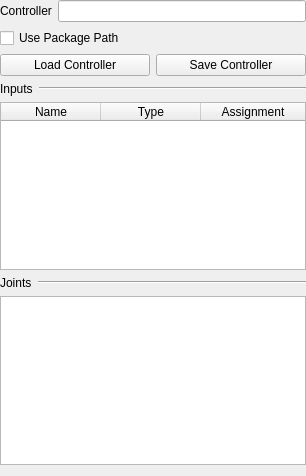
Old version of the form ui/controller_widget.ui in the repository ARoefer/giskard_ide.
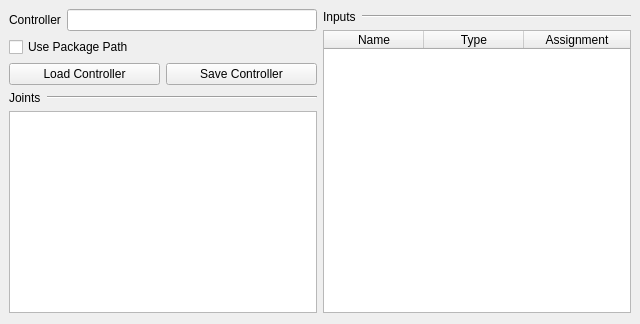
New version of the form.

```diff
--- a/ui/controller_widget.ui
+++ b/ui/controller_widget.ui
@@ -6,21 +6,32 @@
    <rect>
     <x>0</x>
     <y>0</y>
-    <width>306</width>
-    <height>476</height>
+    <width>640</width>
+    <height>324</height>
    </rect>
   </property>
+  <property name="sizePolicy">
+   <sizepolicy hsizetype="Minimum" vsizetype="Minimum">
+    <horstretch>0</horstretch>
+    <verstretch>0</verstretch>
+   </sizepolicy>
+  </property>
   <property name="windowTitle">
    <string>Form</string>
   </property>
-  <layout class="QVBoxLayout" name="verticalLayout">
+  <layout class="QHBoxLayout" name="horizontalLayout_5">
    <property name="leftMargin">
-    <number>0</number>
+    <number>9</number>
    </property>
    <property name="topMargin">
-    <number>0</number>
+    <number>9</number>
    </property>
    <property name="rightMargin">
+    <number>9</number>
+   </property>
+   <item>
+    <layout class="QVBoxLayout" name="verticalLayout_2">
+     <property name="topMargin">
     <number>0</number>
    </property>
    <item>
@@ -67,9 +78,65 @@
     </layout>
    </item>
    <item>
+      <layout class="QHBoxLayout" name="horizontalLayout_4">
+       <item>
+        <widget class="QLabel" name="labelJoints">
+         <property name="text">
+          <string>Joints</string>
+         </property>
+        </widget>
+       </item>
+       <item>
+        <widget class="Line" name="line_2">
+         <property name="sizePolicy">
+          <sizepolicy hsizetype="MinimumExpanding" vsizetype="Fixed">
+           <horstretch>0</horstretch>
+           <verstretch>0</verstretch>
+          </sizepolicy>
+         </property>
+         <property name="orientation">
+          <enum>Qt::Horizontal</enum>
+         </property>
+        </widget>
+       </item>
+      </layout>
+     </item>
+     <item>
+      <widget class="QListWidget" name="lwJoints">
+       <property name="sizePolicy">
+        <sizepolicy hsizetype="Minimum" vsizetype="Minimum">
+         <horstretch>0</horstretch>
+         <verstretch>0</verstretch>
+        </sizepolicy>
+       </property>
+       <property name="maximumSize">
+        <size>
+         <width>16777215</width>
+         <height>16777215</height>
+        </size>
+       </property>
+       <property name="horizontalScrollBarPolicy">
+        <enum>Qt::ScrollBarAlwaysOff</enum>
+       </property>
+      </widget>
+     </item>
+    </layout>
+   </item>
+   <item>
+    <layout class="QVBoxLayout" name="verticalLayout_3">
+     <property name="topMargin">
+      <number>1</number>
+     </property>
+     <item>
     <layout class="QHBoxLayout" name="horizontalLayout_3">
      <item>
       <widget class="QLabel" name="labelInputs">
+         <property name="sizePolicy">
+          <sizepolicy hsizetype="Preferred" vsizetype="Maximum">
+           <horstretch>0</horstretch>
+           <verstretch>0</verstretch>
+          </sizepolicy>
+         </property>
        <property name="text">
         <string>Inputs</string>
        </property>
@@ -92,6 +159,18 @@
    </item>
    <item>
     <widget class="QTableWidget" name="twInputs">
+       <property name="sizePolicy">
+        <sizepolicy hsizetype="Minimum" vsizetype="Minimum">
+         <horstretch>0</horstretch>
+         <verstretch>0</verstretch>
+        </sizepolicy>
+       </property>
+       <property name="maximumSize">
+        <size>
+         <width>16777215</width>
+         <height>16777215</height>
+        </size>
+       </property>
      <property name="horizontalScrollBarPolicy">
       <enum>Qt::ScrollBarAlwaysOff</enum>
      </property>
@@ -121,37 +200,8 @@
      </column>
     </widget>
    </item>
-   <item>
-    <layout class="QHBoxLayout" name="horizontalLayout_4">
-     <item>
-      <widget class="QLabel" name="labelJoints">
-       <property name="text">
-        <string>Joints</string>
-       </property>
-      </widget>
-     </item>
-     <item>
-      <widget class="Line" name="line_2">
-       <property name="sizePolicy">
-        <sizepolicy hsizetype="MinimumExpanding" vsizetype="Fixed">
-         <horstretch>0</horstretch>
-         <verstretch>0</verstretch>
-        </sizepolicy>
-       </property>
-       <property name="orientation">
-        <enum>Qt::Horizontal</enum>
-       </property>
-      </widget>
-     </item>
     </layout>
    </item>
-   <item>
-    <widget class="QListWidget" name="lwJoints">
-     <property name="horizontalScrollBarPolicy">
-      <enum>Qt::ScrollBarAlwaysOff</enum>
-     </property>
-    </widget>
-   </item>
   </layout>
  </widget>
  <resources/>
```
Lines whose indentation alone changed are shown as unchanged.
